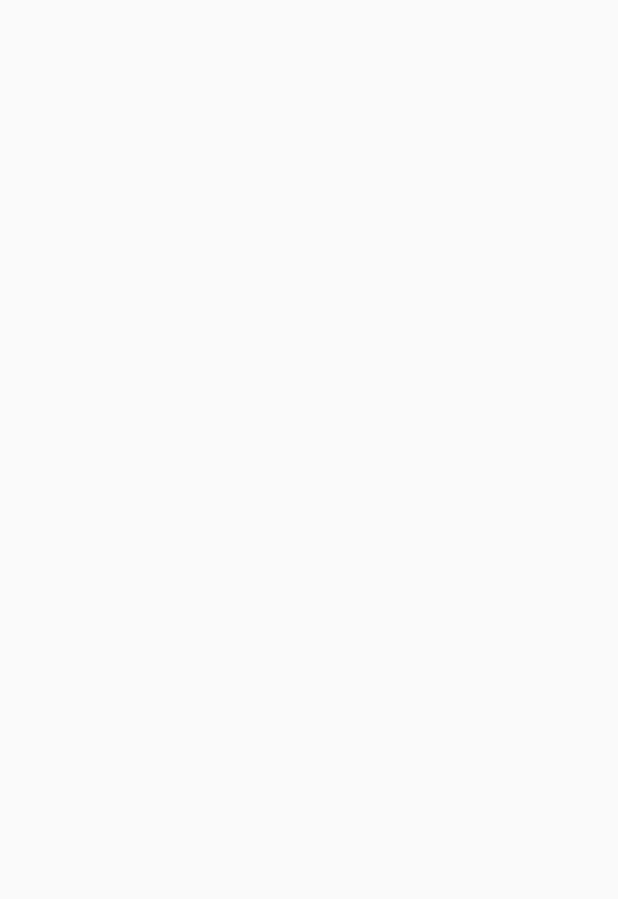
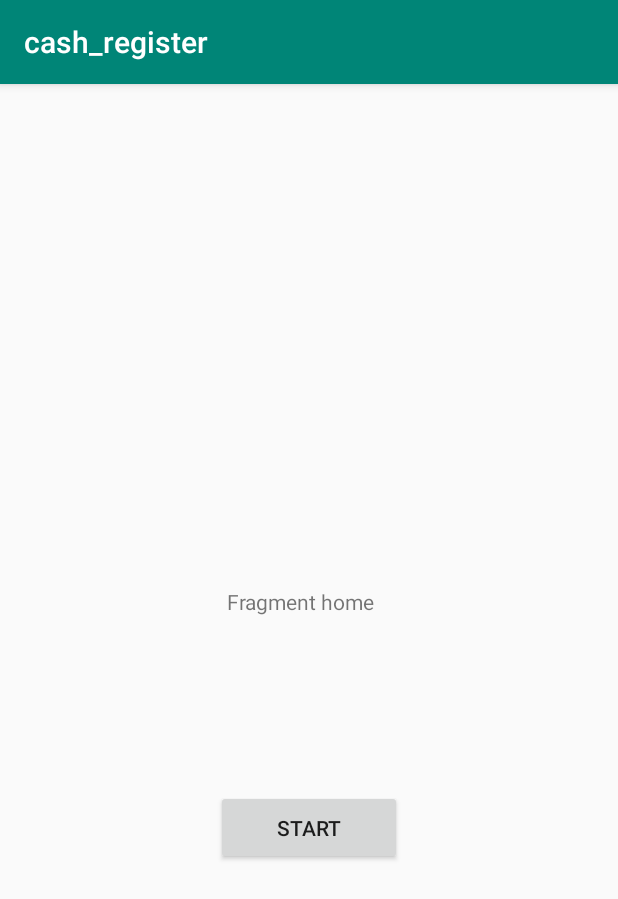
Before and after one commit to dupuysylvain/cash-manager-mobile, an Android app: the screen it shows after launch (ChoosePayement before the commit, MainActivity after it), on a phone screen of 412 x 824 dp. Before the commit the part shown is empty. Shown: the top 899 px of the screen. Run offline under Robolectric (Android 15) with nearby library versions, the phone set to English and light mode, and no system bars.

Commit message:
fragments fixed

```diff
--- a/app/src/main/AndroidManifest.xml
+++ b/app/src/main/AndroidManifest.xml
@@ -21,11 +21,11 @@
         </activity>
         <activity android:name=".Fragments.FragmentSetting">
         </activity>
-        <activity android:name=".NfcReader">
+        <activity android:name=".ChoosePayement">
         </activity>
         <activity android:name=".Qrcode">
         </activity>
-        <activity android:name=".MainActivity">
+        <activity android:name=".Nfc.NfcReader">
             <intent-filter>
                 <action android:name="android.nfc.action.TAG_DISCOVERED"/>
             </intent-filter>
@@ -40,7 +40,7 @@
                     android:resource="@xml/nfc_tech_filter"/>
         </activity>
         <activity
-                android:name=".ChoosePayement"
+                android:name=".MainActivity"
                 android:label="@string/app_name">
             <intent-filter>
                 <action android:name="android.intent.action.MAIN"/>
--- a/app/src/main/java/com/example/cash_register/Fragments/FragmentHome.kt
+++ b/app/src/main/java/com/example/cash_register/Fragments/FragmentHome.kt
@@ -1,11 +1,15 @@
 package com.example.cash_register.Fragments
 
+import android.content.Intent
 import android.os.Bundle
 import android.support.v4.app.Fragment
 import android.view.LayoutInflater
 import android.view.View
 import android.view.ViewGroup
-import com.example.cash_register.R
+import android.widget.Button
+ import com.example.cash_register.R
+  import com.example.cash_register.ChoosePayement
+import kotlinx.android.synthetic.main.activity_fragment__home.view.*
 
 class FragmentHome : Fragment(){
 
@@ -20,8 +24,17 @@ class FragmentHome : Fragment(){
 
     override fun onCreateView(inflater: LayoutInflater, container: ViewGroup?, savedInstanceState: Bundle?): View?
     {
-        return inflater.inflate(R.layout.activity_fragment__home, container, false)
+        val view = inflater!!.inflate(R.layout.activity_fragment__home, container, false)
+        val btn:Button =  view.findViewById(R.id.btn_choosepay)
+        btn.setOnClickListener(View.OnClickListener {
+            val intent = Intent(activity, ChoosePayement::class.java)
+            startActivity(intent)
+        })
+
+        return view
     }
 
 
+
+
 }
--- a/app/src/main/java/com/example/cash_register/MainActivity.kt
+++ b/app/src/main/java/com/example/cash_register/MainActivity.kt
@@ -6,7 +6,6 @@ import android.support.v4.app.FragmentManager
 import android.support.v4.app.FragmentPagerAdapter
 import android.support.v7.app.AppCompatActivity
 import com.example.cash_register.Fragments.FragmentHome
-import com.example.cash_register.Fragments.FragmentServerInfo
 import com.example.cash_register.Fragments.FragmentSetting
 import kotlinx.android.synthetic.main.activity_main.*
 
@@ -25,21 +24,20 @@ class MainActivity : AppCompatActivity() {
         adapterViewPager = MyPageAdapter(supportFragmentManager)
         viewPager.adapter = adapterViewPager
 
-        viewPager.currentItem = 1
+        viewPager.currentItem = 0
     }
     class MyPageAdapter(fm: FragmentManager) : FragmentPagerAdapter(fm) {
 
         override fun getItem(position: Int): Fragment? {
             when (position) {
-                0 -> return FragmentServerInfo.newInstance()
-                1 -> return FragmentHome.newInstance()
-                2 -> return FragmentSetting.newInstance()
+                0 -> return FragmentHome.newInstance()
+                1 -> return FragmentSetting.newInstance()
             }
             return null
         }
 
         override fun getCount(): Int {
-            return 3
+            return 2
         }
         // nombre de page
     }
--- a/app/src/main/java/com/example/cash_register/NfcReader.kt
+++ b/app/src/main/java/com/example/cash_register/Nfc/NfcReader.kt
@@ -1,4 +1,4 @@
-package com.example.cash_register
+package com.example.cash_register.Nfc
 
 import android.nfc.NfcAdapter
 import android.nfc.Tag
@@ -6,7 +6,7 @@ import android.nfc.tech.IsoDep
 import android.support.v7.app.AppCompatActivity
 import android.os.Bundle
 import android.view.View
-import kotlinx.android.synthetic.main.activity_main.*
+import com.example.cash_register.R
 import kotlinx.android.synthetic.main.activity_nfc_reader.*
 
 class NfcReader : AppCompatActivity(), NfcAdapter.ReaderCallback  {
@@ -47,7 +47,7 @@ class NfcReader : AppCompatActivity(), NfcAdapter.ReaderCallback  {
         isoDep.connect()
         //Utils.hexStringToByteArray("00A4040007A0000002471001"))
         runOnUiThread {
-            textView.append("\nCard Response: " + Utils.toHex(isoDep.tag.id) )
+            textView.append("\nCard Response: " + Utils.toHex(isoDep.tag.id))
             isoDep.close()
         }
     }
--- a/app/src/main/java/com/example/cash_register/Utils.kt
+++ b/app/src/main/java/com/example/cash_register/Nfc/Utils.kt
@@ -1,4 +1,4 @@
-package com.example.cash_register
+package com.example.cash_register.Nfc
 
 class Utils {
 
--- a/app/src/main/res/layout/activity_fragment__home.xml
+++ b/app/src/main/res/layout/activity_fragment__home.xml
@@ -7,4 +7,20 @@
         android:layout_height="match_parent"
         tools:context=".Fragments.FragmentHome">
 
+    <TextView android:layout_width="109dp"
+              android:layout_height="50dp"
+              android:text="Fragment home"
+              android:id="@+id/textView2"
+              android:layout_marginTop="334dp" android:layout_marginBottom="83dp"
+              app:layout_constraintEnd_toEndOf="parent" app:layout_constraintBottom_toTopOf="@+id/btn_choosepay"
+              app:layout_constraintTop_toTopOf="parent" app:layout_constraintStart_toStartOf="parent"/>
+
+    <Button android:layout_width="124dp"
+            android:text="start"
+            android:layout_height="50dp"
+            android:id="@+id/btn_choosepay"
+            app:layout_constraintTop_toBottomOf="@+id/textView2" android:layout_marginBottom="246dp"
+            app:layout_constraintEnd_toEndOf="parent" app:layout_constraintStart_toStartOf="parent"
+            app:layout_constraintBottom_toBottomOf="parent"/>
+
 </android.support.constraint.ConstraintLayout>
```
Also changed, not shown: app/src/main/java/com/example/cash_register/ChoosePayement.kt (+4 -7 lines), app/src/main/java/com/example/cash_register/Fragments/FragmentServerInfo.kt (deleted, +0 -27 lines), app/src/main/res/layout/activity_fragment_server_info.xml (deleted, +0 -10 lines), app/src/main/res/layout/activity_fragment_setting.xml (+8 -0 lines), app/src/main/res/layout/activity_nfc_reader.xml (+4 -4 lines), 1 other file.
